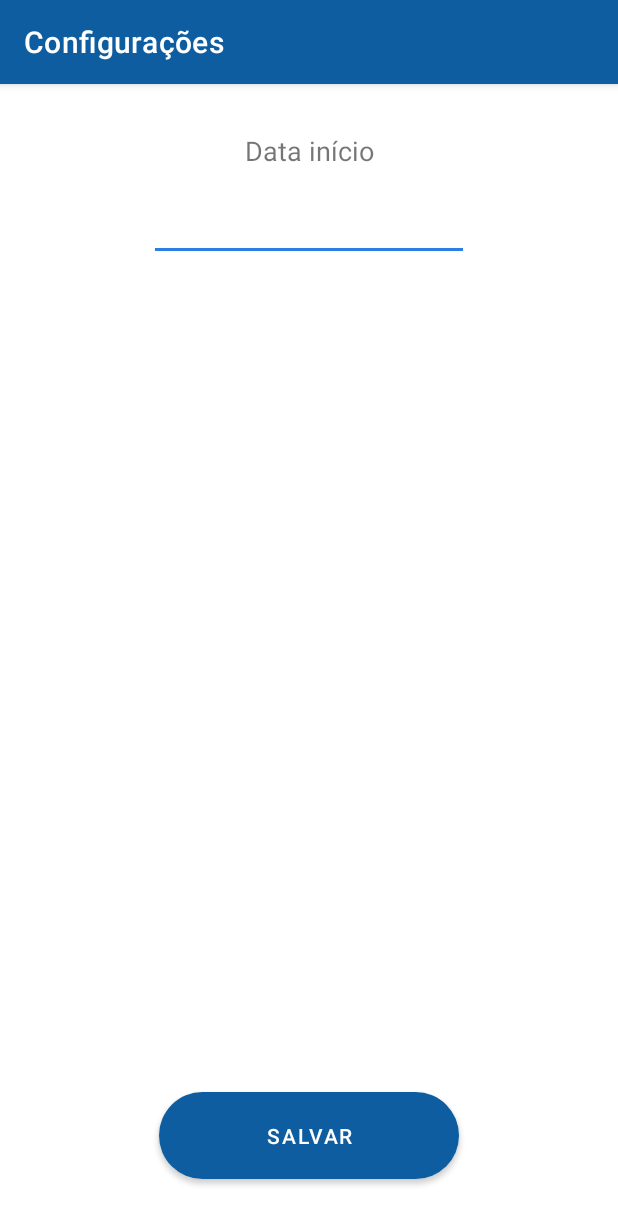
After one commit to evandroad/horas-app, an Android app: the SettingsActivity screen opened directly, with no data from a screen before it, on a phone screen of 412 x 824 dp. The commit adds this screen. Shown: the top 1225 px of the screen. Run offline under Robolectric (Android 15) with nearby library versions, the phone set to English and light mode, and no system bars; libraries missing offline, so code that uses them is left out: com.github.rtoshiro.util; 3 statements that could not run were skipped.

Commit message:
settings wip

```diff
--- /dev/null
+++ b/app/src/main/java/com/evandro/horas/screens/SettingsActivity.java
@@ -0,0 +1,35 @@
+package com.evandro.horas.screens;
+
+import androidx.appcompat.app.AppCompatActivity;
+
+import android.os.Bundle;
+import android.widget.Button;
+import android.widget.EditText;
+
+import com.evandro.horas.R;
+import com.github.rtoshiro.util.format.SimpleMaskFormatter;
+import com.github.rtoshiro.util.format.text.MaskTextWatcher;
+
+public class SettingsActivity extends AppCompatActivity {
+
+    EditText txtStartDate;
+    Button btnSettings;
+
+    @Override
+    protected void onCreate(Bundle savedInstanceState) {
+        super.onCreate(savedInstanceState);
+        setContentView(R.layout.activity_settings);
+
+        txtStartDate = findViewById(R.id.txtStartDate);
+        btnSettings = findViewById(R.id.btnSettings);
+
+        SimpleMaskFormatter smfd = new SimpleMaskFormatter("NN/NN/NNNN");
+        MaskTextWatcher mtwd = new MaskTextWatcher(txtStartDate, smfd);
+        txtStartDate.addTextChangedListener(mtwd);
+
+        btnSettings.setOnClickListener(v -> {
+
+        });
+
+    }
+}
--- /dev/null
+++ b/app/src/main/res/layout/activity_settings.xml
@@ -0,0 +1,74 @@
+<?xml version="1.0" encoding="utf-8"?>
+<androidx.constraintlayout.widget.ConstraintLayout xmlns:android="http://schemas.android.com/apk/res/android"
+    xmlns:app="http://schemas.android.com/apk/res-auto"
+    xmlns:tools="http://schemas.android.com/tools"
+    android:layout_width="match_parent"
+    android:layout_height="match_parent"
+    tools:context=".screens.SettingsActivity">
+
+    <com.google.android.material.appbar.AppBarLayout
+        android:id="@+id/appBarLayout"
+        android:layout_width="match_parent"
+        android:layout_height="wrap_content"
+        app:layout_constraintEnd_toEndOf="parent"
+        app:layout_constraintStart_toStartOf="parent"
+        app:layout_constraintTop_toTopOf="parent">
+
+        <androidx.constraintlayout.widget.ConstraintLayout
+            android:layout_width="match_parent"
+            android:layout_height="match_parent">
+
+            <androidx.appcompat.widget.Toolbar
+                android:id="@+id/myToolbar"
+                android:layout_width="match_parent"
+                android:layout_height="wrap_content"
+                android:background="?attr/colorPrimary"
+                android:minHeight="?attr/actionBarSize"
+                android:theme="?attr/actionBarTheme"
+                app:layout_constraintEnd_toEndOf="parent"
+                app:layout_constraintHorizontal_bias="0.0"
+                app:layout_constraintStart_toStartOf="parent"
+                app:layout_constraintTop_toTopOf="parent"
+                app:title="Configurações"
+                app:titleTextColor="#fff" />
+
+        </androidx.constraintlayout.widget.ConstraintLayout>
+
+    </com.google.android.material.appbar.AppBarLayout>
+
+    <TextView
+        android:id="@+id/textView7"
+        android:layout_width="wrap_content"
+        android:layout_height="wrap_content"
+        android:layout_marginTop="32dp"
+        android:layout_marginBottom="16dp"
+        android:text="@string/startDate"
+        android:textSize="18sp"
+        app:layout_constraintBottom_toTopOf="@+id/txtStartDate"
+        app:layout_constraintEnd_toEndOf="parent"
+        app:layout_constraintStart_toStartOf="parent"
+        app:layout_constraintTop_toBottomOf="@+id/appBarLayout" />
+
+    <EditText
+        android:id="@+id/txtStartDate"
+        android:layout_width="wrap_content"
+        android:layout_height="wrap_content"
+        android:layout_marginTop="16dp"
+        android:ems="10"
+        android:inputType="date"
+        app:layout_constraintEnd_toEndOf="parent"
+        app:layout_constraintStart_toStartOf="parent"
+        app:layout_constraintTop_toBottomOf="@+id/textView7" />
+
+    <Button
+        android:id="@+id/btnSettings"
+        android:layout_width="200dp"
+        android:layout_height="70dp"
+        android:layout_marginBottom="32dp"
+        android:text="@string/register"
+        app:cornerRadius="35dp"
+        app:layout_constraintBottom_toBottomOf="parent"
+        app:layout_constraintEnd_toEndOf="parent"
+        app:layout_constraintStart_toStartOf="parent" />
+
+</androidx.constraintlayout.widget.ConstraintLayout>
--- a/app/src/main/res/values-night/themes.xml
+++ b/app/src/main/res/values-night/themes.xml
@@ -3,11 +3,11 @@
     <style name="Theme.Horas" parent="Theme.MaterialComponents.DayNight.NoActionBar">
         <!-- Primary brand color. -->
         <item name="colorPrimary">@color/blue_2</item>
-        <item name="colorPrimaryVariant">#505050</item>
+        <item name="colorPrimaryVariant">@color/gray_2</item>
         <item name="colorOnPrimary">@color/black</item>
         <!-- Secondary brand color. -->
         <item name="colorSecondary">@color/blue_2</item>
-        <item name="colorSecondaryVariant">#505050</item>
+        <item name="colorSecondaryVariant">@color/gray_2</item>
         <item name="colorOnSecondary">@color/black</item>
         <!-- Status bar color. -->
         <item name="android:statusBarColor" tools:targetApi="l">
--- a/app/src/main/res/values/colors.xml
+++ b/app/src/main/res/values/colors.xml
@@ -1,8 +1,9 @@
 <?xml version="1.0" encoding="utf-8"?>
 <resources>
-    <color name="blue_1">#FF0F5DA1</color>
-    <color name="blue_2">#FF2B7FE4</color>
+    <color name="blue_1">#0F5DA1</color>
+    <color name="blue_2">#2B7FE4</color>
     <color name="gray_1">#EAEAEA</color>
-    <color name="black">#FF000000</color>
-    <color name="white">#FFFFFFFF</color>
+    <color name="gray_2">#505050</color>
+    <color name="black">#000000</color>
+    <color name="white">#FFFFFF</color>
 </resources>
--- a/app/src/main/res/values/strings.xml
+++ b/app/src/main/res/values/strings.xml
@@ -1,16 +1,17 @@
 <resources>
     <string name="app_name">Horas</string>
+    <string name="add">Adicionar</string>
     <string name="date">Data:</string>
+    <string name="exit">Saída:</string>
     <string name="entry">Entrada:</string>
-    <string name="intervalEntry">Entrada do Intervalo:</string>
-    <string name="intervalExit">Saída do Intervalo:</string>
-    <string name="exit">Saída:</string>
-    <string name="register">Salvar</string>
-    <string name="add">Adicionar</string>
     <string name="delete">Excluir</string>
     <string name="update">Atualizar</string>
+    <string name="register">Salvar</string>
     <string name="overtime">Horas Extras:</string>
     <string name="hoursLess">Horas Faltas:</string>
+    <string name="startDate">Data início</string>
+    <string name="totalMonth">Total Do Mês:</string>
+    <string name="intervalExit">Saída do Intervalo:</string>
     <string name="balanceMonth">Saldo Do Mês:</string>
-    <string name="totalMonth">Total Do Mês:</string>
+    <string name="intervalEntry">Entrada do Intervalo:</string>
 </resources>
--- a/app/src/main/res/values/themes.xml
+++ b/app/src/main/res/values/themes.xml
@@ -7,12 +7,10 @@
         <item name="colorOnPrimary">@color/white</item>
         <!-- Secondary brand color. -->
         <item name="colorSecondary">@color/blue_2</item>
-        <item name="colorSecondaryVariant">#505050</item>
+        <item name="colorSecondaryVariant">@color/gray_2</item>
         <item name="colorOnSecondary">@color/black</item>
         <!-- Status bar color. -->
-        <item name="android:statusBarColor" tools:targetApi="l">
-            ?attr/colorPrimaryVariant
-        </item>
+        <item name="android:statusBarColor" tools:targetApi="l">?attr/colorPrimaryVariant</item>
         <!-- Customize your theme here. -->
     </style>
 </resources>
```
Also changed, not shown: app/src/main/AndroidManifest.xml (+5 -2 lines), app/src/main/java/com/evandro/horas/classes/Settings.java (added, +44 -0 lines), app/src/main/java/com/evandro/horas/screens/MainActivity.java (+8 -14 lines), app/src/main/java/com/evandro/horas/screens/RegistrationActivity.java (+3 -10 lines), app/src/main/res/layout/activity_main.xml (+19 -3 lines), app/src/main/res/layout/activity_registration.xml (+36 -6 lines), app/src/main/res/drawable/cardapio_30.png (added).
